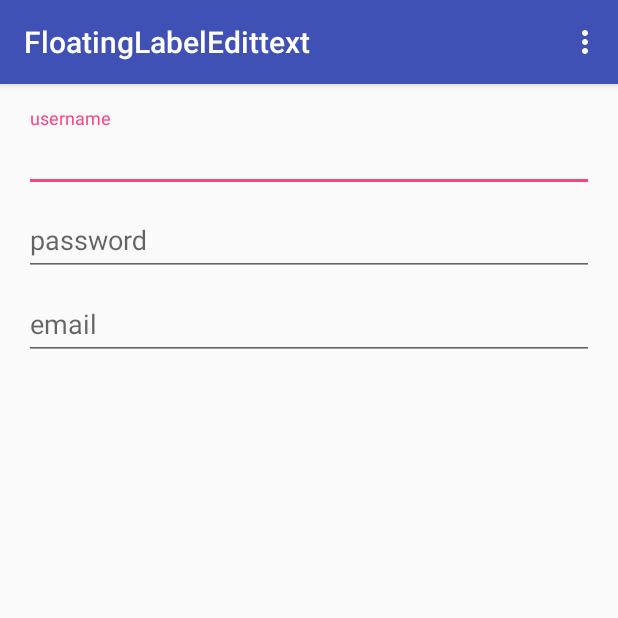
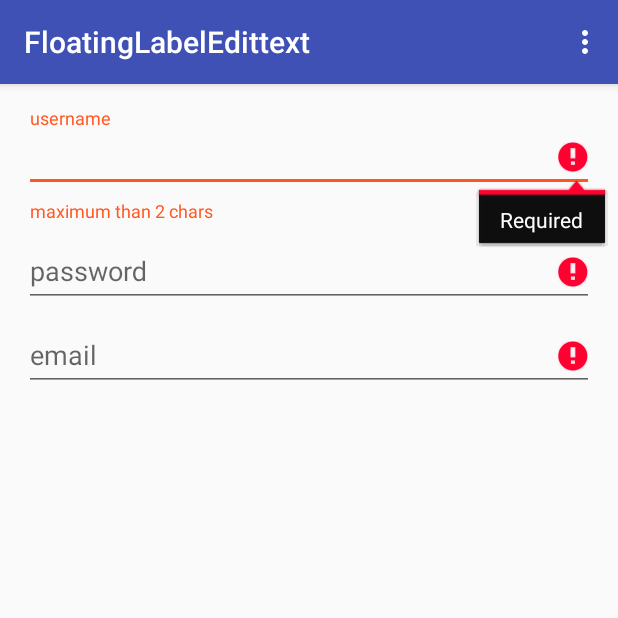
Before and after one commit to WeRockStar/Android-Floating-Label-Edit-Text, an Android app: the screen it shows after launch (MainActivity), on a phone screen of 412 x 824 dp, the top half of it. Run offline under Robolectric (Android 15) with nearby library versions, the phone set to English and light mode, and no system bars.

Commit message:
Add show errors

```diff
--- a/app/build.gradle
+++ b/app/build.gradle
@@ -6,7 +6,7 @@ android {
 
     defaultConfig {
         applicationId "com.example.kotchaphan.floatinglabeledittext"
-        minSdkVersion 16
+        minSdkVersion 10
         targetSdkVersion 23
         versionCode 1
         versionName "1.0"
--- a/app/src/main/java/com/example/kotchaphan/floatinglabeledittext/MainActivity.java
+++ b/app/src/main/java/com/example/kotchaphan/floatinglabeledittext/MainActivity.java
@@ -3,11 +3,13 @@ package com.example.kotchaphan.floatinglabeledittext;
 import android.os.Bundle;
 import android.support.design.widget.FloatingActionButton;
 import android.support.design.widget.Snackbar;
+import android.support.design.widget.TextInputLayout;
 import android.support.v7.app.AppCompatActivity;
 import android.support.v7.widget.Toolbar;
 import android.view.View;
 import android.view.Menu;
 import android.view.MenuItem;
+import android.widget.EditText;
 
 public class MainActivity extends AppCompatActivity {
 
@@ -17,6 +19,19 @@ public class MainActivity extends AppCompatActivity {
         setContentView(R.layout.activity_main);
         Toolbar toolbar = (Toolbar) findViewById(R.id.toolbar);
         setSupportActionBar(toolbar);
+
+        TextInputLayout inputUserLayout = (TextInputLayout) findViewById(R.id.inputUsernameLayout);
+        inputUserLayout.setErrorEnabled(true);
+        inputUserLayout.setError("maximum than 2 chars");
+
+        EditText editUsername = (EditText) findViewById(R.id.edtUsername);
+        editUsername.setError("Required");
+
+        EditText editPassword = (EditText) findViewById(R.id.edtPassword);
+        editPassword.setError("Required");
+
+        EditText editEmail = (EditText) findViewById(R.id.edtEmail);
+        editEmail.setError("Required");
 
     }
 
--- a/app/src/main/res/layout/activity_main.xml
+++ b/app/src/main/res/layout/activity_main.xml
@@ -42,7 +42,9 @@
                 android:id="@+id/edtUsername"
                 android:layout_width="match_parent"
                 android:layout_height="wrap_content"
-                android:hint="username" />
+                android:hint="username"
+                android:maxEms="10"
+                android:minEms="2" />
 
         </android.support.design.widget.TextInputLayout>
 
@@ -57,7 +59,9 @@
                 android:layout_width="match_parent"
                 android:layout_height="wrap_content"
                 android:hint="password"
-                android:inputType="textPassword" />
+                android:inputType="textPassword"
+                android:maxEms="10"
+                android:minEms="2" />
 
         </android.support.design.widget.TextInputLayout>
 
@@ -72,7 +76,9 @@
                 android:layout_width="match_parent"
                 android:layout_height="wrap_content"
                 android:hint="email"
-                android:inputType="textEmailAddress" />
+                android:inputType="textEmailAddress"
+                android:maxEms="10"
+                android:minEms="2" />
 
         </android.support.design.widget.TextInputLayout>
     </RelativeLayout>
```
Also changed, not shown: 1 other file.
